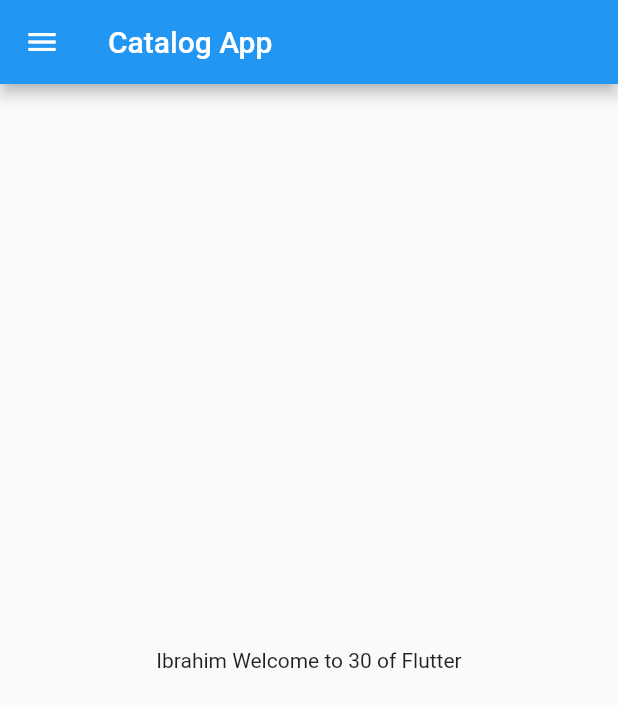
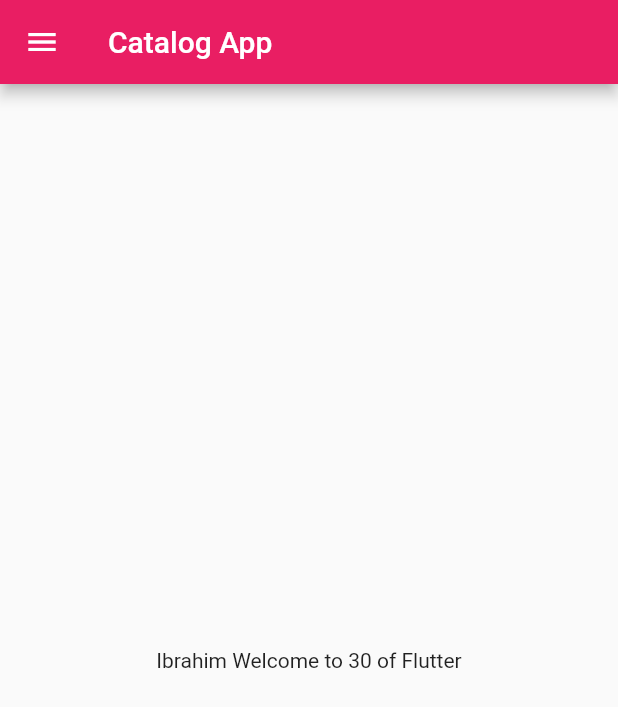
Before and after one commit to imobasshir/30DaysOfFlutter, a Flutter app: the screen it shows after launch, on a phone screen of 412 x 824 dp. Shown: the top 707 px of the screen. Run offline on Flutter 3.47's test engine with Material 2 defaults, Android fonts, the light colour scheme and no system bars.

Commit message:
day3 done

```diff
--- a/lib/main.dart
+++ b/lib/main.dart
@@ -1,5 +1,6 @@
 import 'package:flutter/material.dart';
-import 'home_page.dart';
+import 'pages/home_page.dart';
+import 'pages/login_page.dart';
 
 void main() {
   runApp(MyApp());
@@ -9,7 +10,12 @@ class MyApp extends StatelessWidget {
   @override
   Widget build(BuildContext context) {
     return MaterialApp(
-      home: HomePage(),
+      themeMode: ThemeMode.system,
+      theme: ThemeData(primarySwatch: Colors.pink),
+      routes: {
+        "/": (context) => HomePage(),
+        "/login": (context) => LoginPage(),
+      },
     );
   }
 }
```
Also changed, not shown: lib/pages/login_page.dart (added, +19 -0 lines), lib/pages/home_page.dart (renamed from lib/home_page.dart).
